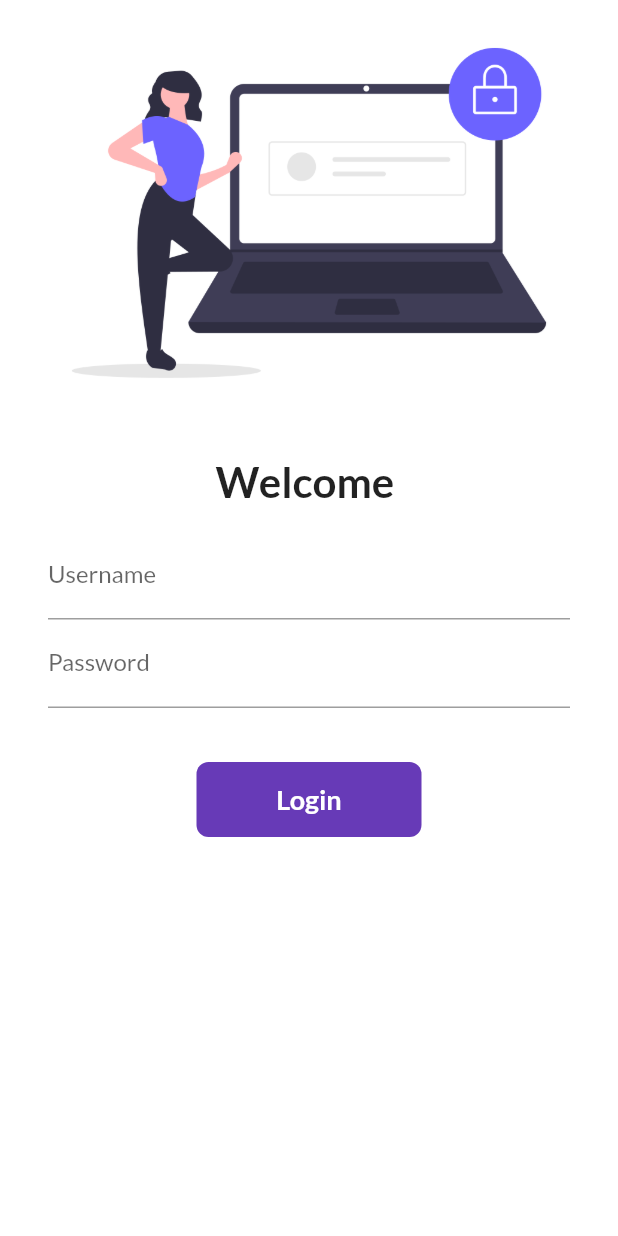
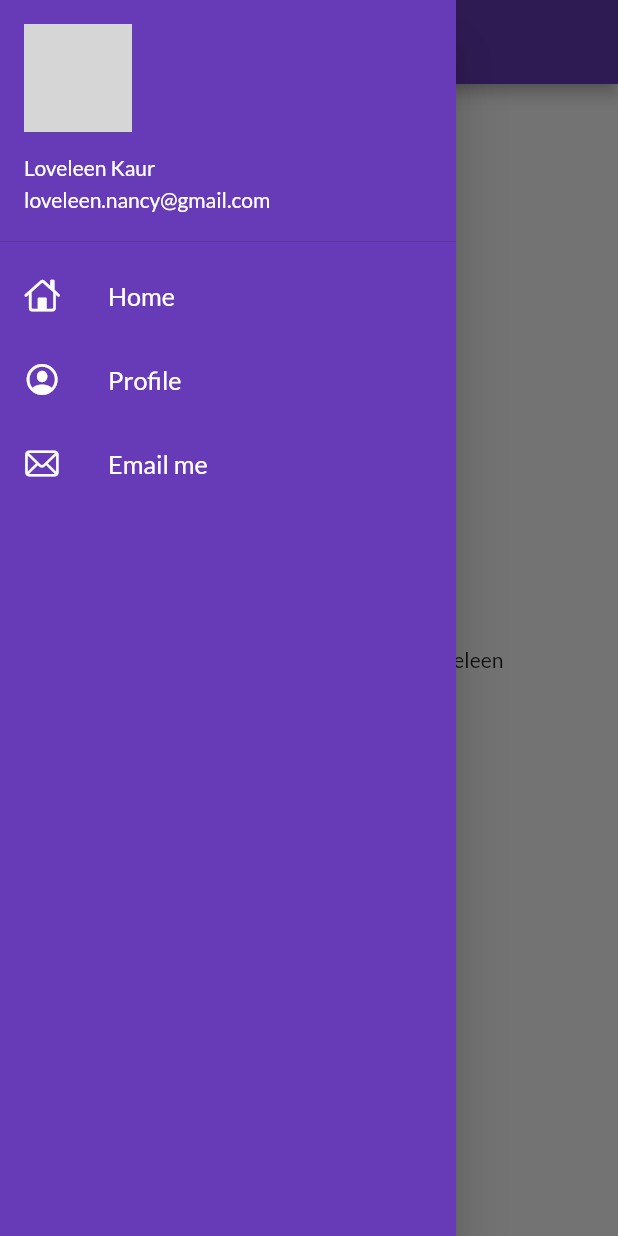
Before and after one commit to loveleenkaurnancy/30DaysOfFlutter, a Flutter app: the screen it shows after launch, with the side drawer open (before the commit the screen has no drawer), on a phone screen of 412 x 824 dp. Run offline on Flutter 3.47's test engine with Material 2 defaults, Android fonts, the phone set to English and light mode, and no system bars; our stand-ins replace google_fonts; network calls fail; grey boxes are pictures that could not be loaded.

Commit message:
Material Drawer, DevTools, ListView, NetworkImage

```diff
--- a/lib/main.dart
+++ b/lib/main.dart
@@ -27,7 +27,8 @@ class MyApp extends StatelessWidget {
         primarySwatch: Colors.deepPurple
       ),
       darkTheme: ThemeData(primarySwatch: Colors.green),
-      initialRoute: "/login",
+      initialRoute: MyRoutes.homeRoute,
+      debugShowCheckedModeBanner: false,
       routes: {
         "/" : (context) => LoginPage(),
         MyRoutes.homeRoute : (context) => HomePage(),
--- a/lib/pages/home_page.dart
+++ b/lib/pages/home_page.dart
@@ -1,4 +1,5 @@
 import 'package:flutter/material.dart';
+import 'package:flutter_demo/widgets/drawer.dart';
 
 class HomePage extends StatelessWidget {
 
@@ -16,7 +17,7 @@ class HomePage extends StatelessWidget {
           child : Text("Welcome to $days days of Flutter by $name"),
         ),
       ),
-      drawer: Drawer(),
+      drawer: MyDrawer(),
     );
   }
 }
--- /dev/null
+++ b/lib/widgets/drawer.dart
@@ -0,0 +1,40 @@
+import 'package:flutter/cupertino.dart';
+import 'package:flutter/material.dart';
+
+class MyDrawer extends StatelessWidget {
+  @override
+  Widget build(BuildContext context) {
+    final imageUrl = "https://media-exp1.licdn.com/dms/image/C4E03AQFXh_rG3yGJ2w/profile-displayphoto-shrink_800_800/0/1602409373121?e=1618444800&v=beta&t=mvq9HEC4A2BslYZutHpP82i4koUkej9JkOzX6I24LBw";
+    return Drawer(
+      child: Container(
+        color: Colors.deepPurple,
+        child: ListView(
+          children: [
+            DrawerHeader(
+                padding: EdgeInsets.zero,
+                child: UserAccountsDrawerHeader(
+                  margin: EdgeInsets.zero,
+                  accountName: Text("Loveleen Kaur"),
+                  accountEmail: Text("loveleen.nancy@gmail.com"),
+                  currentAccountPicture: CircleAvatar(
+                    backgroundImage: NetworkImage(imageUrl),
+                  ),
+                )),
+            ListTile(
+             leading: Icon(CupertinoIcons.home, color: Colors.white,),
+              title: Text("Home", textScaleFactor : 1.2, style: TextStyle(color: Colors.white),),
+            ),
+            ListTile(
+              leading: Icon(CupertinoIcons.profile_circled, color: Colors.white,),
+              title: Text("Profile", textScaleFactor : 1.2, style: TextStyle(color: Colors.white),),
+            ),
+            ListTile(
+              leading: Icon(CupertinoIcons.mail, color: Colors.white,),
+              title: Text("Email me", textScaleFactor : 1.2, style: TextStyle(color: Colors.white),),
+            )
+          ],
+        ),
+      )
+    );
+  }
+}
```
